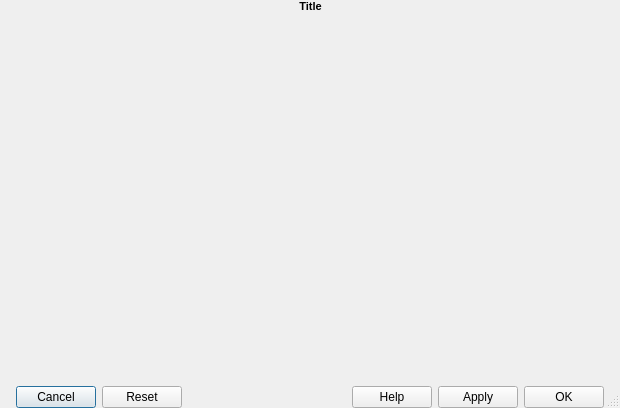
Before: the Qt Designer form src/CommonDialog.ui in nschindler-noaa/compass-rewrite, drawn with Qt 5.
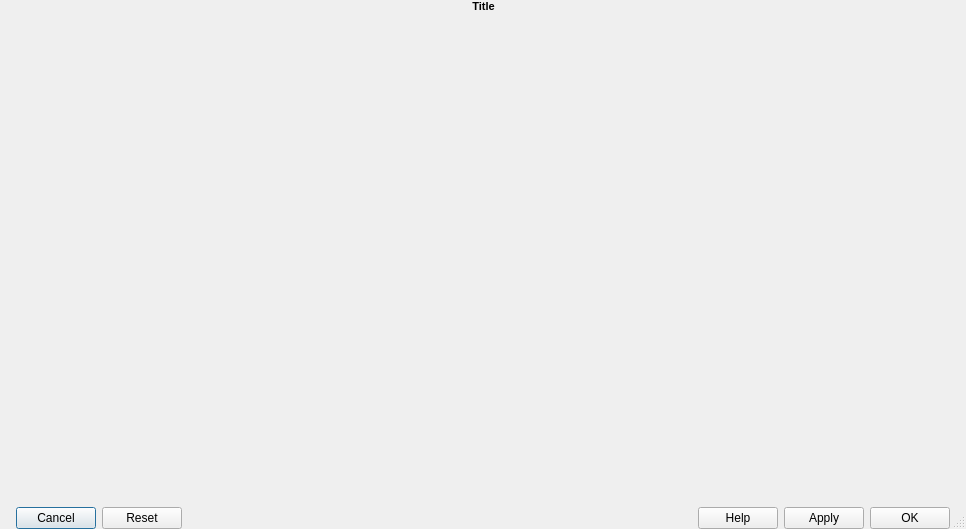
After: the same form once the commit is applied. Icons and pictures are not drawn.

Diff of the .ui file:
```diff
--- a/src/CommonDialog.ui
+++ b/src/CommonDialog.ui
@@ -6,8 +6,8 @@
    <rect>
     <x>0</x>
     <y>0</y>
-    <width>620</width>
-    <height>408</height>
+    <width>966</width>
+    <height>529</height>
    </rect>
   </property>
   <property name="windowTitle">
```
